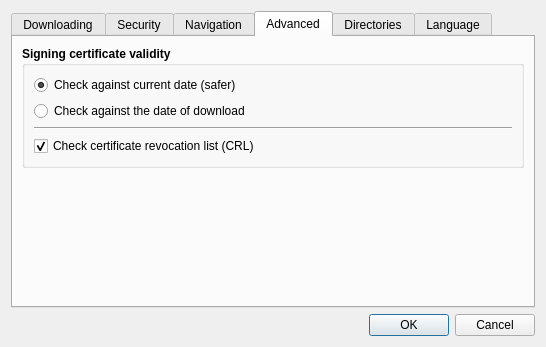
The window that src/gui/ui/dlg_preferences.ui (psakar/datovka) describes before a commit, drawn with Qt 5.
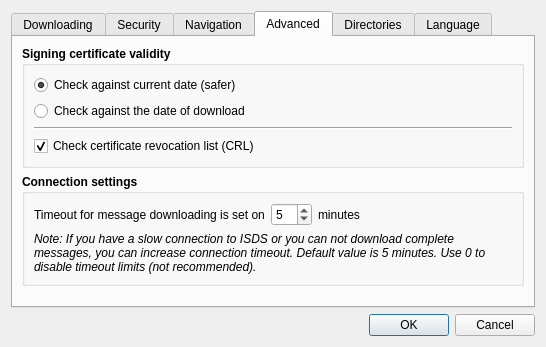
The same window after the commit. The open tabs and pages were chosen to show the change. Icons and pictures are not drawn.

Commit message: Allow to user set download timeout in the preferences (issue #125)

```diff
--- a/src/gui/ui/dlg_preferences.ui
+++ b/src/gui/ui/dlg_preferences.ui
@@ -544,6 +544,97 @@
          </layout>
         </widget>
        </item>
+       <item>
+        <widget class="QGroupBox" name="groupBox_7">
+         <property name="font">
+          <font>
+           <weight>75</weight>
+           <bold>true</bold>
+          </font>
+         </property>
+         <property name="title">
+          <string>Connection settings</string>
+         </property>
+         <layout class="QVBoxLayout" name="verticalLayout_15">
+          <item>
+           <layout class="QHBoxLayout" name="horizontalLayout_4">
+            <item>
+             <widget class="QLabel" name="label_4">
+              <property name="font">
+               <font>
+                <weight>50</weight>
+                <bold>false</bold>
+               </font>
+              </property>
+              <property name="text">
+               <string>Timeout for message downloading is set on</string>
+              </property>
+             </widget>
+            </item>
+            <item>
+             <widget class="QSpinBox" name="timeoutSpinBox">
+              <property name="font">
+               <font>
+                <weight>50</weight>
+                <bold>false</bold>
+               </font>
+              </property>
+              <property name="maximum">
+               <number>15</number>
+              </property>
+              <property name="value">
+               <number>5</number>
+              </property>
+             </widget>
+            </item>
+            <item>
+             <widget class="QLabel" name="label_5">
+              <property name="font">
+               <font>
+                <weight>50</weight>
+                <bold>false</bold>
+               </font>
+              </property>
+              <property name="text">
+               <string>minutes</string>
+              </property>
+             </widget>
+            </item>
+            <item>
+             <spacer name="horizontalSpacer_4">
+              <property name="orientation">
+               <enum>Qt::Horizontal</enum>
+              </property>
+              <property name="sizeHint" stdset="0">
+               <size>
+                <width>40</width>
+                <height>20</height>
+               </size>
+              </property>
+             </spacer>
+            </item>
+           </layout>
+          </item>
+          <item>
+           <widget class="QLabel" name="label_6">
+            <property name="font">
+             <font>
+              <weight>50</weight>
+              <italic>true</italic>
+              <bold>false</bold>
+             </font>
+            </property>
+            <property name="text">
+             <string>Note: If you have a slow connection to ISDS or you can not download complete messages, you can increase connection timeout. Default value is 5 minutes. Use 0 to disable timeout limits (not recommended).</string>
+            </property>
+            <property name="wordWrap">
+             <bool>true</bool>
+            </property>
+           </widget>
+          </item>
+         </layout>
+        </widget>
+       </item>
        <item>
         <spacer name="verticalSpacer_4">
          <property name="orientation">
```
Left out of the diff: 9 changed lines with no effect on the pictures. The commit also changes 7 other files.
